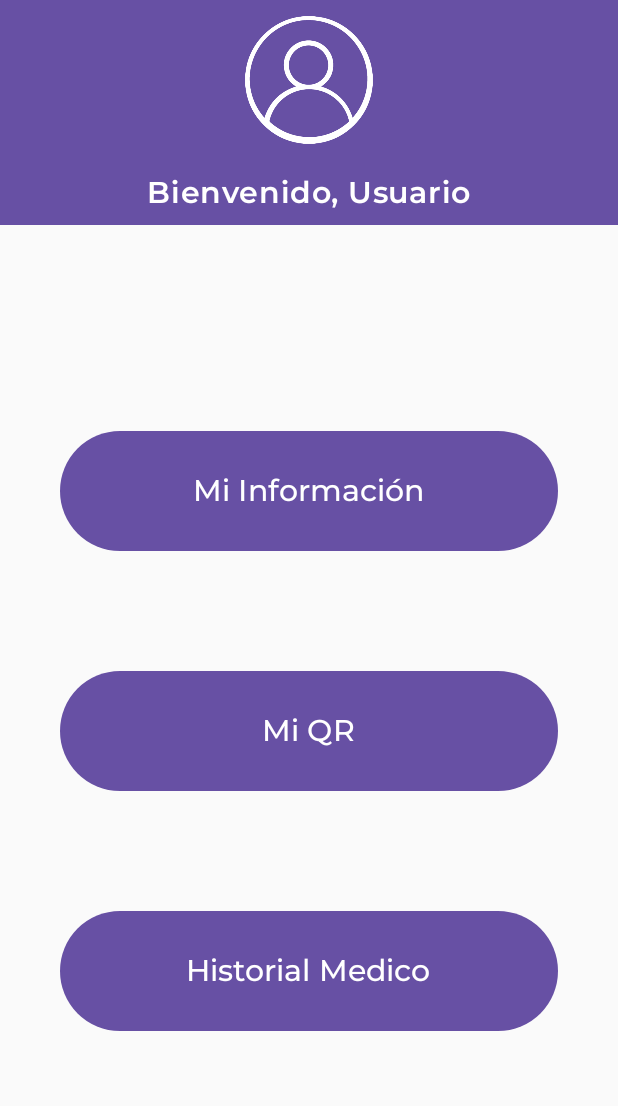
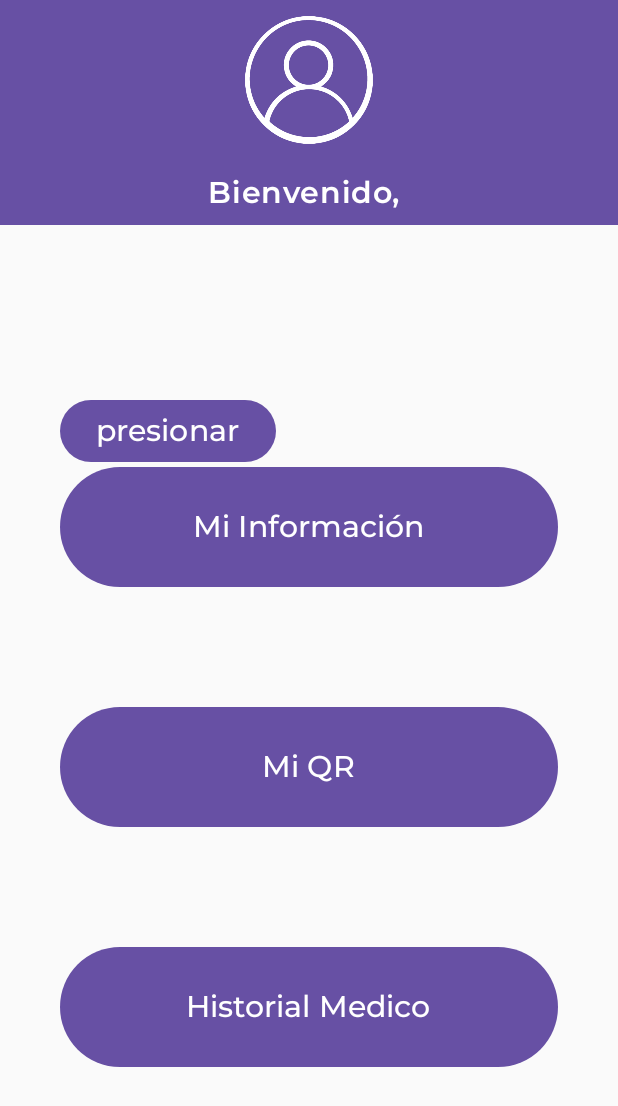
Before and after one commit to anzarpe97/DocBand, an Android app built with Jetpack Compose: the HomeView screen opened through its navigation route, on a phone screen of 412 x 824 dp. Shown: the top 1106 px of the screen. Run offline under Robolectric (Android 15) with nearby library versions, the phone set to English and light mode, and no system bars; our stand-ins replace Firebase (no records; nobody signed in at launch, a user with empty details on screens opened directly), livedata-compose; Roboto replaces fonts that are not available here.

Commit message:
Casi mostrando la cedula

```diff
--- /dev/null
+++ b/app/src/main/java/com/docband/docband/HomeView/HomeData.kt
@@ -0,0 +1,6 @@
+package com.docband.docband.HomeView
+
+data class HomeData(val cedula: String) {
+
+
+}
--- a/app/src/main/java/com/docband/docband/HomeView/HomeView.kt
+++ b/app/src/main/java/com/docband/docband/HomeView/HomeView.kt
@@ -14,6 +14,8 @@ import androidx.compose.material3.Button
 import androidx.compose.material3.MaterialTheme
 import androidx.compose.material3.Text
 import androidx.compose.runtime.Composable
+import androidx.compose.runtime.getValue
+import androidx.compose.runtime.livedata.observeAsState
 import androidx.compose.ui.Alignment
 import androidx.compose.ui.Modifier
 import androidx.compose.ui.graphics.Color
@@ -29,18 +31,23 @@ import com.docband.docband.ui.theme.montserratFamily
 
 
 @Composable
-fun HomeView(navHome : () -> Unit,qrView : () -> Unit){
+fun HomeView(navHome : () -> Unit,qrView : () -> Unit, viewModel: HomeViewModel){
+    val nameuserhome: String by viewModel.nameUserHome.observeAsState(initial = "")
     DocBandTheme {
 
         Column (modifier = Modifier.fillMaxSize()) {
 
-            BoxHeader(Modifier.fillMaxWidth(), "Usuario")
+            BoxHeader(Modifier.fillMaxWidth(), nameuserhome)
 
             Column (modifier = Modifier
                 .fillMaxSize()
                 .padding(40.dp),
                 verticalArrangement = Arrangement.Center){
+                Button(onClick = {viewModel.printCedula()},) {
 
+                    Text(text = "presionar", fontSize = 20.sp, fontFamily = montserratFamily)
+
+                }
                 InfoButton(Modifier.fillMaxWidth(), navHome)
                 Spacer(modifier = Modifier.padding(40.dp))
                 MyQR(Modifier.fillMaxWidth(), qrView)
@@ -55,7 +62,7 @@ fun HomeView(navHome : () -> Unit,qrView : () -> Unit){
 }
 
 @Composable
-fun BoxHeader(modifier: Modifier, userName : String) {
+fun BoxHeader(modifier: Modifier, nameuserhome: String) {
 
     Column (
         modifier
@@ -73,7 +80,7 @@ fun BoxHeader(modifier: Modifier, userName : String) {
 
         Spacer(modifier = Modifier.padding(10.dp))
 
-        Text(text = "Bienvenido, $userName", fontFamily = montserratFamily, fontWeight = FontWeight.SemiBold, fontSize = 20.sp, color = Color.White)
+        Text(text = "Bienvenido, $nameuserhome", fontFamily = montserratFamily, fontWeight = FontWeight.SemiBold, fontSize = 20.sp, color = Color.White)
 
     }
 
--- /dev/null
+++ b/app/src/main/java/com/docband/docband/HomeView/HomeViewModel.kt
@@ -0,0 +1,23 @@
+package com.docband.docband.HomeView
+
+import android.util.Log
+import androidx.lifecycle.LiveData
+import androidx.lifecycle.MutableLiveData
+
+class HomeViewModel {
+    private val _nameUserHome = MutableLiveData<String>()
+    val nameUserHome: LiveData<String> = _nameUserHome
+
+    fun homeChanged (userCedula: String) {
+        _nameUserHome.value = userCedula
+
+    }
+
+    fun printCedula (){
+        Log.d( "prueba cedula", "${_nameUserHome.value}")
+    }
+
+    fun getDataClass (info:HomeData){
+        _nameUserHome.value = info.cedula
+    }
+}
--- a/app/src/main/java/com/docband/docband/NavigationHost.kt
+++ b/app/src/main/java/com/docband/docband/NavigationHost.kt
@@ -6,6 +6,7 @@ import androidx.navigation.compose.composable
 import androidx.navigation.compose.rememberNavController
 import com.docband.docband.Destinations.*
 import com.docband.docband.HomeView.HomeView
+import com.docband.docband.HomeView.HomeViewModel
 import com.docband.docband.InfoView.InfoView
 import com.docband.docband.login.ui.LoginScreen
 import com.docband.docband.login.ui.LoginViewModel
@@ -40,6 +41,7 @@ fun NavigationHost(){
             HomeView(
                 navHome = {NavControler.navigate(InfoView.route)},
                 qrView = {NavControler.navigate(QrView.route)},
+                HomeViewModel()
                 )
 
         }
--- a/app/src/main/java/com/docband/docband/newUser/ui/NewUserModel.kt
+++ b/app/src/main/java/com/docband/docband/newUser/ui/NewUserModel.kt
@@ -1,5 +1,6 @@
 package com.docband.docband.login.ui
 
+import android.annotation.SuppressLint
 import android.content.ContentValues.TAG
 import android.util.Log
 import android.util.Patterns
@@ -87,6 +88,7 @@ class NewUserModel {
 
     //Data Class
 
+    @SuppressLint("SuspiciousIndentation")
     fun sendUserData(
         name: String,
         cedula: String,
```
Also changed, not shown: app/src/main/java/com/docband/docband/login/ui/LoginViewModel.kt (+7 -0 lines).
